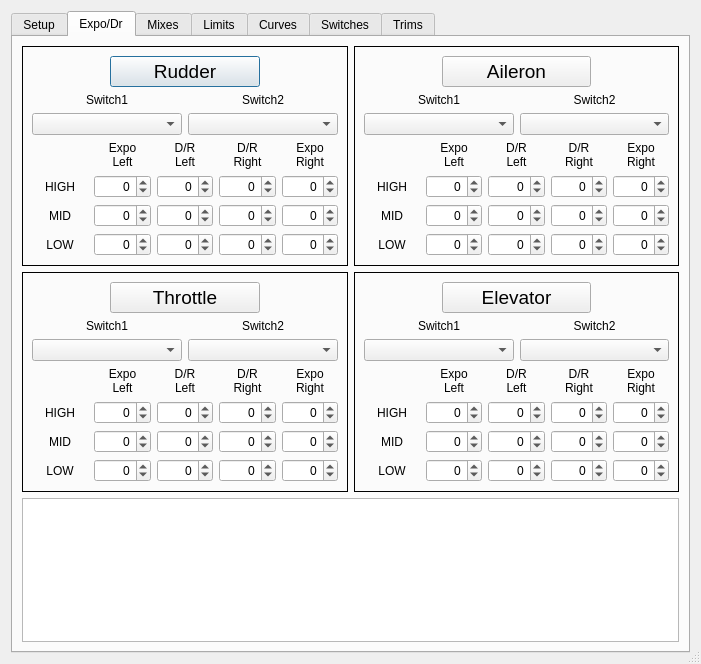
Above: src/modeledit.ui from xhorizont/eepe before the change. Below: the same form after it.
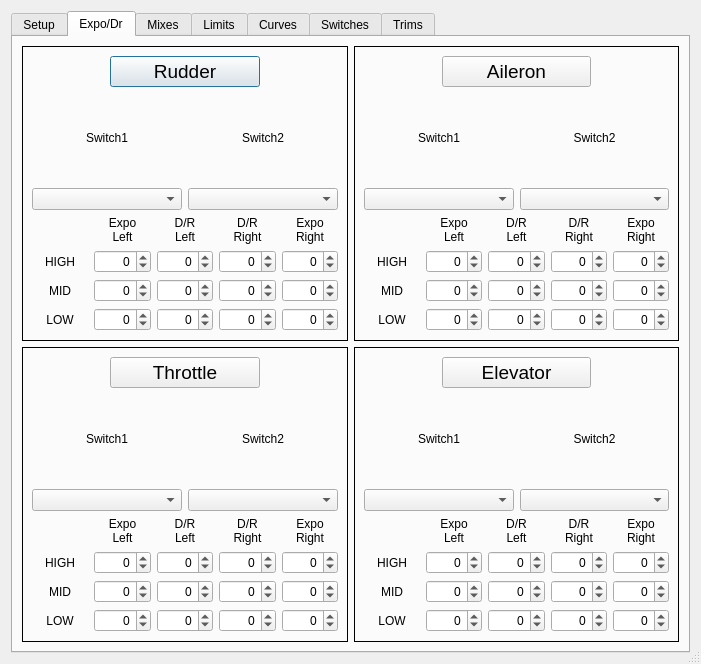
That is the form after the change. The open tabs and pages were chosen to show the change. Icons and pictures are not drawn.

The edit to the form file:
```diff
--- a/src/modeledit.ui
+++ b/src/modeledit.ui
@@ -1479,9 +1479,6 @@
          </layout>
         </widget>
        </item>
-       <item row="2" column="0" colspan="2">
-        <widget class="QGraphicsView" name="expoPreview"/>
-       </item>
       </layout>
      </widget>
      <widget class="QWidget" name="tabMix">
```
Left out of the diff: 2 changed lines with no effect on the pictures.
